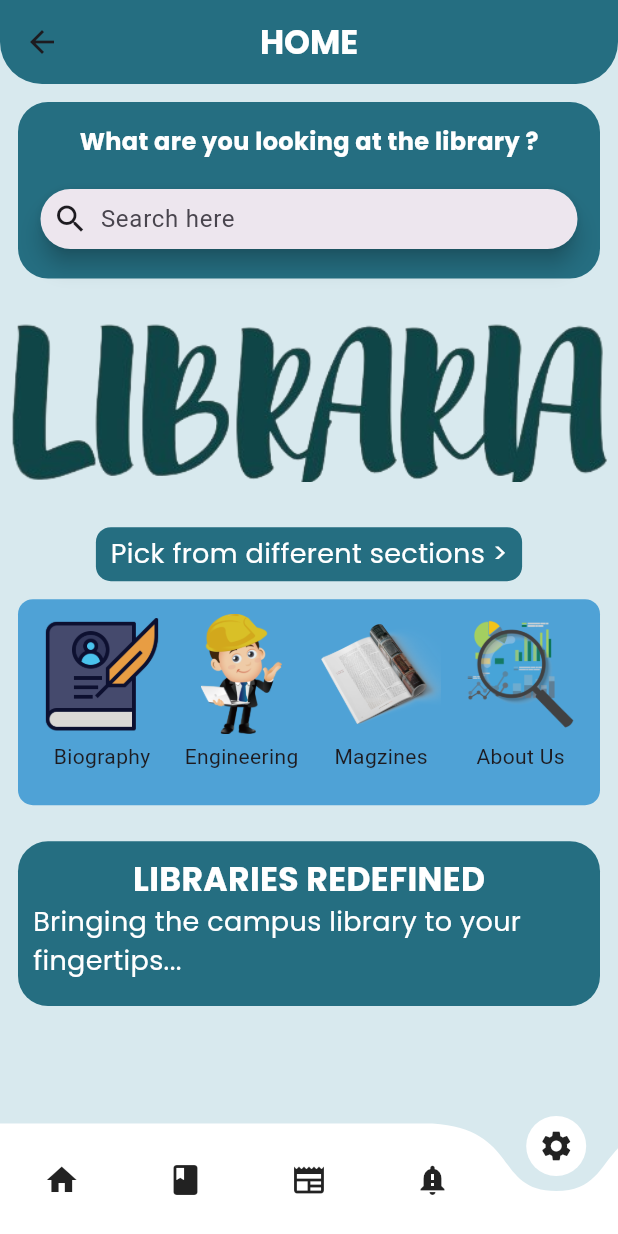
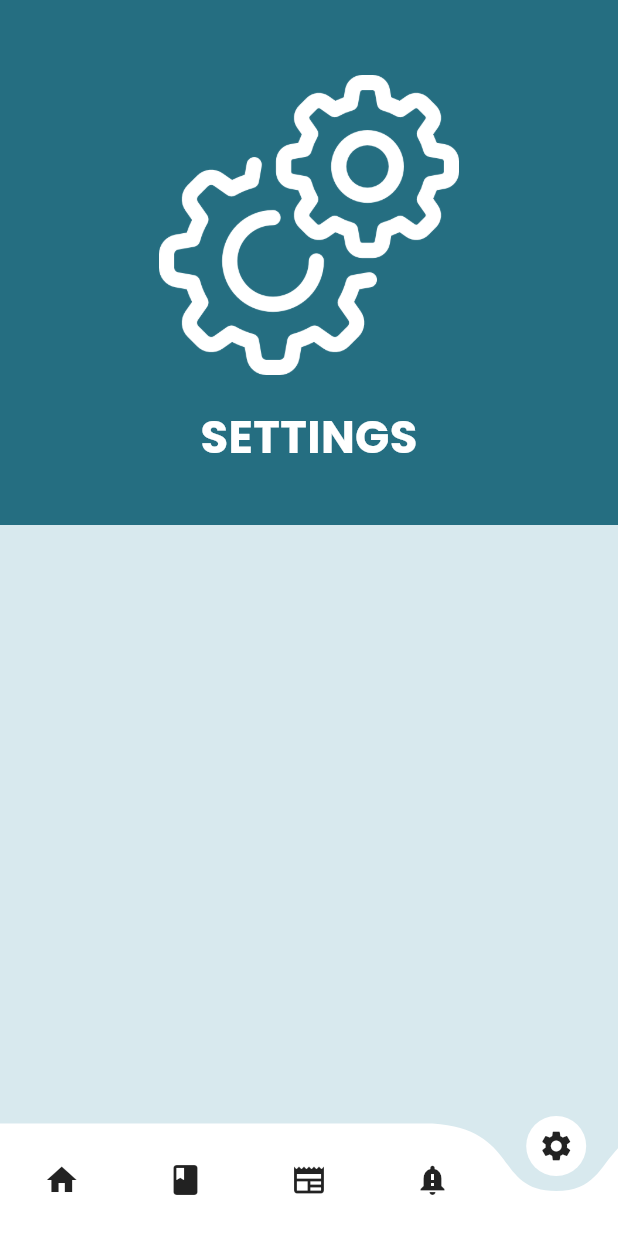
Before and after one commit to akshat407/libraria, a Flutter app: the home screen opened directly, item 5 of the bottom bar chosen, on a phone screen of 412 x 824 dp. Run offline on Flutter 3.47's test engine with Material 3 defaults, Android fonts, the phone set to English and light mode, and no system bars; drawn by our look-alikes of curved_navigation_bar; our stand-ins replace get, google_fonts, velocity_x.

Commit message:
NavBar made

```diff
--- a/libraria/lib/navbar/home/home.dart
+++ b/libraria/lib/navbar/home/home.dart
@@ -3,7 +3,11 @@ import 'package:flutter/material.dart';
 import 'package:get/get.dart';
 import 'package:libraria/navbar/books/nav_book.dart';
 import 'package:libraria/navbar/home/aboutus.dart';
+import 'package:libraria/navbar/home/home_screen.dart';
 import 'package:libraria/navbar/home/panels.dart';
+import 'package:libraria/navbar/news/news_main.dart';
+import 'package:libraria/navbar/notifications/notification_main.dart';
+import 'package:libraria/navbar/settings/settings_main.dart';
 // import 'package:libraria/navbar/nav_book.dart';
 import 'package:velocity_x/velocity_x.dart';
 import 'package:velocity_x/velocity_x.dart';
@@ -11,41 +15,27 @@ import 'package:libraria/utils/color.dart';
 import 'package:google_fonts/google_fonts.dart';
 import 'dart:io';
 
-class home extends StatelessWidget {
+class home extends StatefulWidget {
   const home({super.key});
 
   @override
+  State<home> createState() => _homeState();
+}
+
+class _homeState extends State<home> {
+int index=0;
+final screens=[
+  homescreen(),
+  nav_book(),
+  newsmain(),
+  notifi(),
+  setting_main()
+
+];
+  @override
   Widget build(BuildContext context) {
-    return Scaffold(
 
-      appBar: AppBar(
-        backgroundColor: Colors.transparent,
-        elevation: 0,
-
-        title: Text('HOME',style: GoogleFonts.poppins(color: Colors.white,fontWeight: FontWeight.bold),),
-        centerTitle: true,
-        flexibleSpace: Container(
-          decoration: BoxDecoration(
-            borderRadius: BorderRadius.only(
-              bottomLeft: Radius.circular(28),
-              bottomRight: Radius.circular(28)
-            ),
-            color: AIColors.primaryColor2
-          ),
-        ),
-      ),
-      backgroundColor: AIColors.primaryColor1,
-      bottomNavigationBar: CurvedNavigationBar(
-        backgroundColor: AIColors.primaryColor1,
-        animationDuration: Duration(milliseconds: 200),
-        onTap: (index){
-          if(index==0) Get.to(()=>home());
-          else if(index==1) Get.to(()=>nav_book());
-
-
-
-        },
-        items: [
+    final items=[
       Icon(Icons.home),
       Icon(Icons.book),
       Icon(Icons.newspaper),
@@ -53,102 +43,26 @@ class home extends StatelessWidget {
       Icon(Icons.settings),
 
 
-        ]),
-        body: Container(
-           height: MediaQuery.of(context).size.height,
-           width: MediaQuery.of(context).size.width,
-           child: Column(
-            children: [
-              Container(
-                height: MediaQuery.of(context).size.height/7,
-                margin: EdgeInsets.all(12),padding: EdgeInsets.all(15),
-                decoration: BoxDecoration(color: AIColors.primaryColor2,borderRadius:BorderRadius.all(Radius.circular(20)) ),
-                child: Column(
-                  mainAxisAlignment:MainAxisAlignment.start ,
-                  children: [
-                    Text("What are you looking at the library ?",style:GoogleFonts.poppins(color: Colors.white,fontWeight: FontWeight.bold,fontSize:16.0),),
-                    SizedBox(height: 20,),
-                    SearchBar(
+    ];
+    return Scaffold(
+      backgroundColor: AIColors.primaryColor1,
+      body: screens[index],
+       bottomNavigationBar: CurvedNavigationBar(
+        backgroundColor: AIColors.primaryColor1,
+        animationDuration: Duration(
+          milliseconds: 300),
 
-                      elevation: null,hintText: "Search here",constraints: BoxConstraints(minHeight: 40),leading: Icon(Icons.search),
-                    )],
+          items: items,
+          index: index,
+          onTap: (index) =>
+          setState(() {
+            this.index=index;
+          }),
+
        ),
 
-              ),
-              Image.asset("assets/images/librariaText.png"),SizedBox(height: 30,),
-              Container(
-                width: MediaQuery.of(context).size.width/1.45,
-                decoration: BoxDecoration(color: AIColors.primaryColor2,
-                borderRadius: BorderRadius.all(Radius.circular(10))),
-                padding: EdgeInsets.all(5),alignment: Alignment.center ,
-                child: Text("Pick from different sections >",style: GoogleFonts.poppins(fontSize:18,color:Colors.white),),
-              ),
 
-              Container(
-                  height: MediaQuery.of(context).size.height/6,padding: EdgeInsets.all(5),margin: EdgeInsets.all(12),
-                  decoration: BoxDecoration(color:Color.fromARGB(255, 79, 162, 214),
-                borderRadius: BorderRadius.all(Radius.circular(10))),
-                child: Row(
-                  children: [
-                    Padding(
-                      padding: const EdgeInsets.fromLTRB(11,5,0,5),
-                      child: Column(
-                        children: [
-                        InkWell(onTap: (){Get.to(()=>panels());}, child:Container(height: 80,width: 80,child: Image.asset("assets/images/biography.png"))),SizedBox(height: 5,),
-                        Text("Biography")
 
-                          ],
-                      ),
-                    ),Padding(
-                      padding: const EdgeInsets.fromLTRB(13,5,0,5),
-                      child: Column(
-                        children: [
-                        InkWell(onTap: (){}, child: Container(height: 80,width: 80,child: Image.asset("assets/images/engineer.png"),)),SizedBox(height: 5,),
-                        Text("Engineering")
-                          ],
-                      ),
-                    ),
-                    Padding(
-                      padding: const EdgeInsets.fromLTRB(13,5,0,5),
-                      child: Column(
-                        children: [
-                        InkWell(onTap: (){}, child: Container(height: 80,width: 80,child: Image.asset("assets/images/magzine.png"))),SizedBox(height: 5,),
-                        Text("Magzines")
-                          ],
-                      ),
-                    ),
-                    Padding(
-                      padding: const EdgeInsets.fromLTRB(13,5,0,5),
-                      child: Column(
-                        children: [
-                        InkWell(onTap: (){Get.to(aboutus());},
-                          child: Container(
-
-                            height: 80,width: 80,child: Image.asset("assets/images/aboutus.png")),
-                        ),SizedBox(height: 5,),
-                        Text("About Us")
-                          ],
-                      ),
-                    )
-                  ],
-                ),
-              ),
-              Container(
-                height:MediaQuery.of(context).size.height/7.5,
-                width: MediaQuery.of(context).size.width,
-                margin: EdgeInsets.all(12),padding: EdgeInsets.all(10),
-                decoration: BoxDecoration(color: AIColors.primaryColor2,borderRadius:BorderRadius.all(Radius.circular(20)),),
-                child:Column(
-                  children:[
-                    Text("LIBRARIES REDEFINED",style:GoogleFonts.poppins(fontSize:22,color:Colors.white,fontWeight: FontWeight.bold) ,),
-                  Text("Bringing the campus library to your fingertips...",style:GoogleFonts.poppins(fontSize:18,color:Colors.white) ,)
-                  ]
-                )
-              )
-            ],
-
-           ),
-        ),
 
     );
   }
--- /dev/null
+++ b/libraria/lib/navbar/settings/settings_main.dart
@@ -0,0 +1,32 @@
+import 'package:flutter/material.dart';
+import 'package:flutter/services.dart';
+import 'package:get/get.dart';
+import 'package:google_fonts/google_fonts.dart';
+import 'package:libraria/utils/color.dart';
+import 'package:velocity_x/velocity_x.dart';
+
+
+class setting_main extends StatelessWidget {
+  const setting_main({super.key});
+
+  @override
+  Widget build(BuildContext context) {
+    return  Scaffold(
+      backgroundColor: AIColors.primaryColor1,
+      appBar: PreferredSize(
+        preferredSize: Size.fromHeight(350),
+        child: Container(
+          color: AIColors.primaryColor2,
+          child: Column(
+            crossAxisAlignment: CrossAxisAlignment.center,
+            children:[SizedBox(height: 50,),
+              Image.asset("assets/images/settings.png",fit: BoxFit.cover,height: 200,width: 200,color: Colors.white,),
+              SizedBox(height: 20,),
+              Text("SETTINGS",style: GoogleFonts.poppins(fontSize: 30,fontWeight: FontWeight.bold,color: Colors.white),)
+            ]
+          ),
+        ),
+      ),
+    );
+  }
+}
```
Also changed, not shown: libraria/lib/navbar/home/home_screen.dart (added, +144 -0 lines), libraria/lib/navbar/notifications/notification_main.dart (added, +10 -0 lines). Lines whose indentation alone changed are shown as unchanged.
